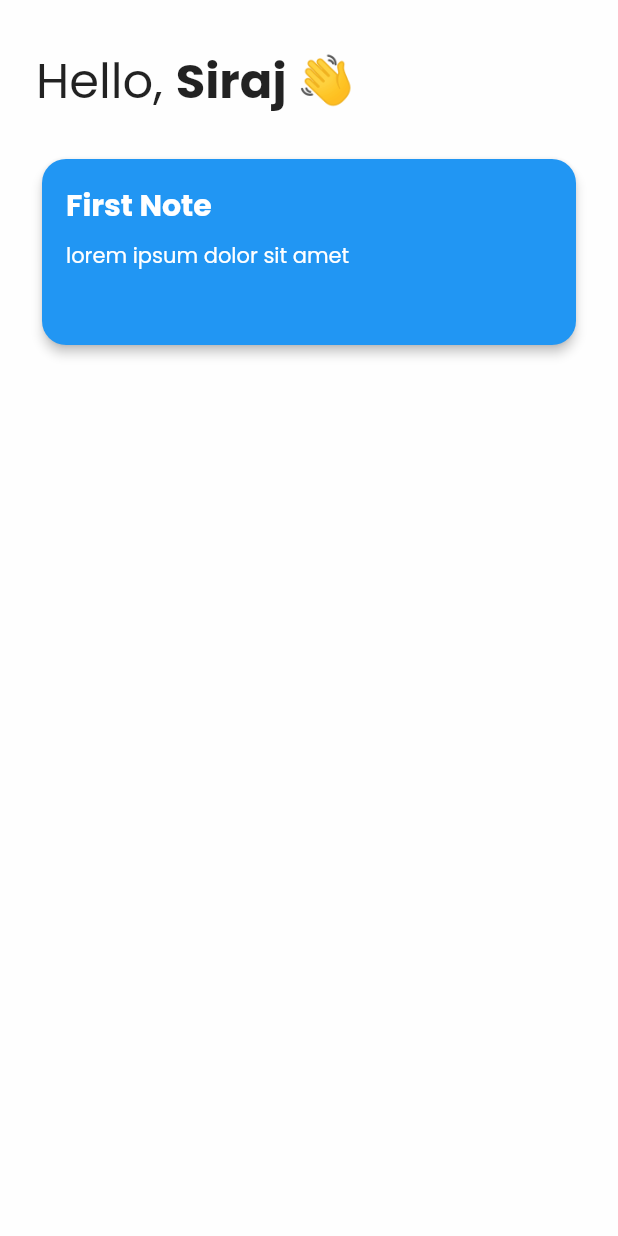
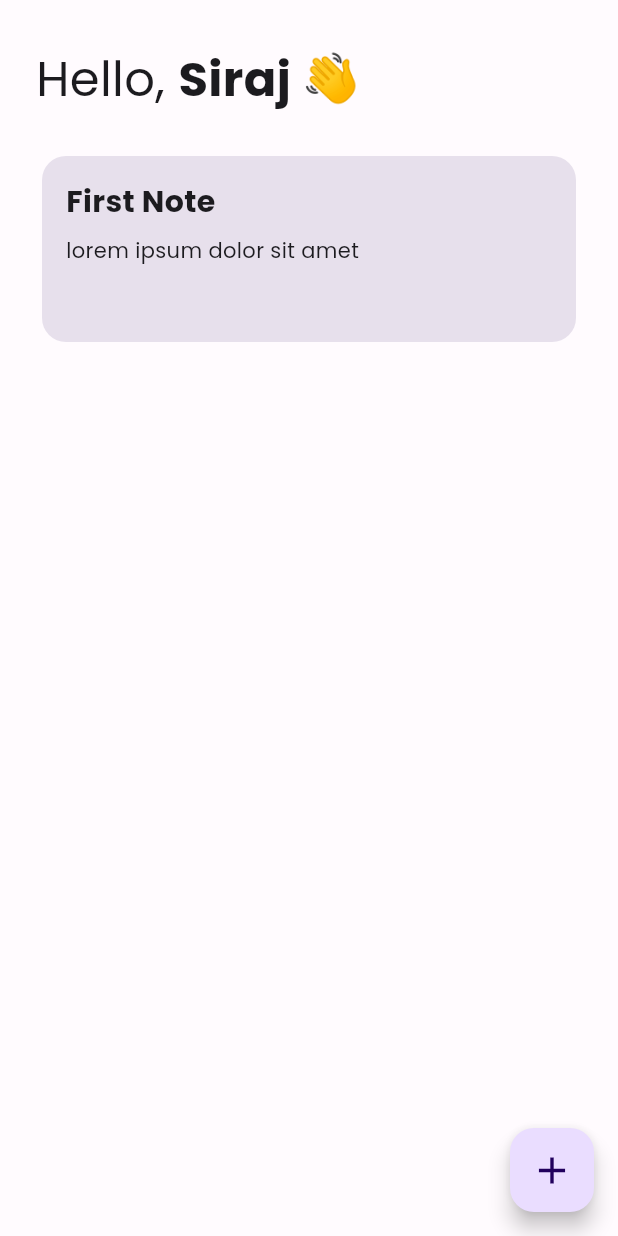
Before and after one commit to rizkisiraj/flutter-notes-app, a Flutter app: the screen it shows after launch, after a tap on "Get Started", on a phone screen of 412 x 824 dp. Run offline on Flutter 3.47's test engine with Material 2 defaults, Android fonts, the phone set to English and light mode, and no system bars.

Commit message:
change primary and secondary color with a custom colorScheme

```diff
--- a/lib/HomePage.dart
+++ b/lib/HomePage.dart
@@ -9,7 +9,6 @@ class HomePage extends StatelessWidget {
         body: SafeArea(
           child: Container(
             padding: const EdgeInsets.only(top: 30, left: 24, right: 24),
-            color: Colors.white70,
             child: Column(
               children: [
                 Row(
@@ -41,8 +40,8 @@ class HomePage extends StatelessWidget {
                             shape: RoundedRectangleBorder(
                               borderRadius: BorderRadius.circular(16)
                             ),
-                            color: Colors.blue,
-                            elevation: 3,
+                            color: Theme.of(context).colorScheme.surfaceVariant,
+                            elevation: 0,
                             child: Padding(
                               padding: EdgeInsets.all(16),
                               child: Column(
@@ -56,7 +55,6 @@ class HomePage extends StatelessWidget {
                                         fontWeight: FontWeight.bold,
                                         fontSize: 20,
                                         fontFamily: 'Poppins',
-                                        color: Colors.white
                                       ),
                                     )
                                   ),
@@ -66,7 +64,6 @@ class HomePage extends StatelessWidget {
                                       style: TextStyle(
                                         fontFamily: 'Poppins',
                                         fontSize: 14,
-                                        color: Colors.white
                                       ),
                                     ),
                                   )
@@ -83,6 +80,10 @@ class HomePage extends StatelessWidget {
             ),
           ),
         ),
+        floatingActionButton: FloatingActionButton(
+          onPressed: (){},
+          child: const Icon(Icons.add, size: 30),
+        ),
       );
     }
 }
--- a/lib/OnboardingPage.dart
+++ b/lib/OnboardingPage.dart
@@ -12,9 +12,9 @@ class OnboardingPage extends StatelessWidget {
           Container(
             width: MediaQuery.of(context).size.width,
             height: MediaQuery.of(context).size.height * 0.5,
-            decoration: const BoxDecoration(
-              color: Colors.blueAccent,
-              image: DecorationImage(
+            decoration: BoxDecoration(
+              color: Theme.of(context).primaryColor,
+              image: const DecorationImage(
                 image: AssetImage('assets/images/icon3d.png'),
                 scale: 1.4,
               ),
@@ -46,7 +46,7 @@ class OnboardingPage extends StatelessWidget {
                             'Notes App',
                             style: TextStyle(
                               fontFamily: 'Poppins',
-                              fontSize: 40,
+                              fontSize: 32,
                               fontWeight: FontWeight.w600,
                             ),
                         ),
@@ -60,7 +60,7 @@ class OnboardingPage extends StatelessWidget {
                             'Notes app let you creates notes and summarize your task powered by Open AI.',
                             style: TextStyle(
                               fontFamily: 'Poppins',
-                              fontSize: 24,
+                              fontSize: 16,
                               fontWeight: FontWeight.normal,
                             ),
                           ),
--- a/lib/main.dart
+++ b/lib/main.dart
@@ -1,5 +1,6 @@
 import 'package:flutter/material.dart';
 import 'package:notes_app/OnboardingPage.dart';
+import 'color_scheme/color_schemes.g.dart';
 
 void main() {
   runApp(const MyApp());
@@ -13,18 +14,8 @@ class MyApp extends StatelessWidget {
   Widget build(BuildContext context) {
     return MaterialApp(
       title: 'Flutter Demo',
-      theme: ThemeData(
-        // This is the theme of your application.
-        //
-        // Try running your application with "flutter run". You'll see the
-        // application has a blue toolbar. Then, without quitting the app, try
-        // changing the primarySwatch below to Colors.green and then invoke
-        // "hot reload" (press "r" in the console where you ran "flutter run",
-        // or simply save your changes to "hot reload" in a Flutter IDE).
-        // Notice that the counter didn't reset back to zero; the application
-        // is not restarted.
-        primarySwatch: Colors.blue,
-      ),
+      theme: ThemeData(useMaterial3: true, colorScheme: lightColorScheme),
+      darkTheme: ThemeData(useMaterial3: true, colorScheme: darkColorScheme),
       home: const OnboardingPage(),
     );
   }
```
Also changed, not shown: lib/color_scheme/color_schemes.g.dart (added).
